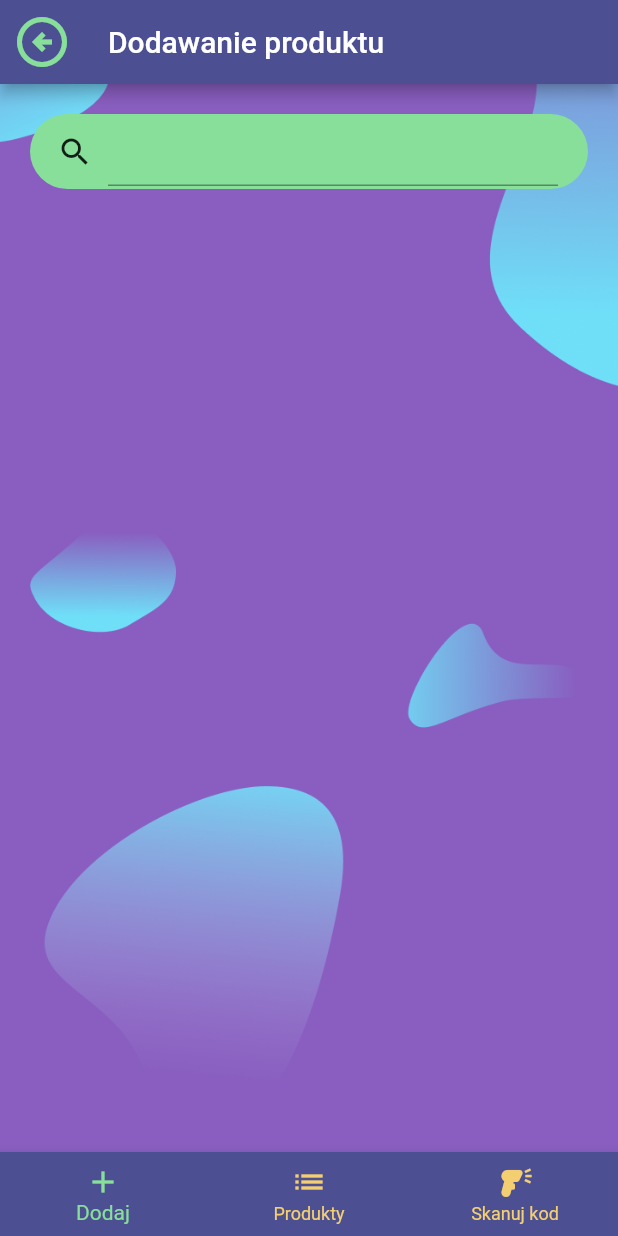
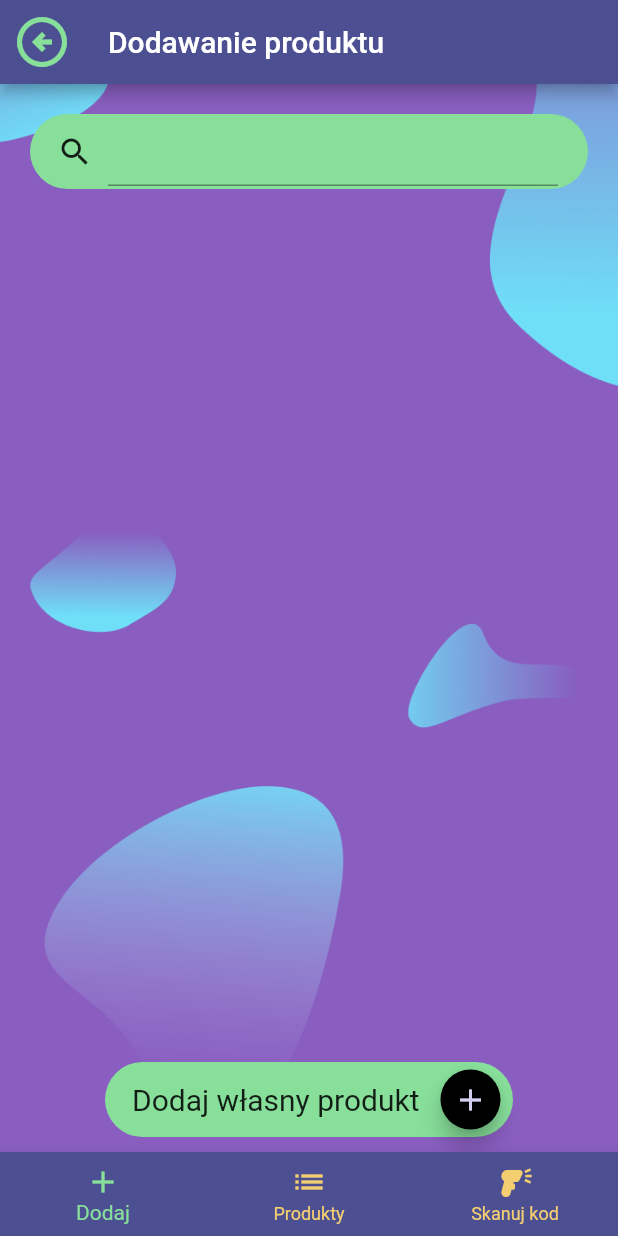
Before and after one commit to Mewelopers/barcode-mobile, a Flutter app: the ProductAddition screen opened directly with empty values, on a phone screen of 412 x 824 dp. Run offline on Flutter 3.47's test engine with Material 2 defaults, Android fonts, the phone set to English and light mode, and no system bars; our stand-ins replace dio, flutter_secure_storage, flutter_svg, get_it, injectable; missing offline and left inert: flutter_appauth, simple_barcode_scanner; accounts and stored records are empty; network calls fail.

Commit message:
ProductAddition from name only
Description

```diff
--- a/lib/screens/product_addition/product_addition.dart
+++ b/lib/screens/product_addition/product_addition.dart
@@ -1,3 +1,5 @@
+import 'dart:ffi';
+
 import 'package:flutter/material.dart';
 
 import '../../common/background.dart';
@@ -24,10 +26,11 @@ class ProductAddition extends StatefulWidget {
 class ProductAdditionState extends State<ProductAddition> {
   List<Product> searchedItems = [];
   final ProductService productDbSearch = getIt<ProductService>();
-  Widget resultList = Container();
+  Widget resultList = Expanded(child: Container());
 
   Future<void> updateSearchedItems(String nameToSearch) async {
     searchedItems = await productDbSearch.getMatchingItems(nameToSearch);
+    if (nameToSearch.isEmpty) searchedItems = [];
     setState(() {
       resultList = Expanded(
           child: ListView.builder(
@@ -58,7 +61,7 @@ class ProductAdditionState extends State<ProductAddition> {
                     top: 20,
                     right: 20,
                     left: 20,
-                    // bottom: 4
+                    bottom: 10
                 ),
                 padding: const EdgeInsets.only(left: 18),
                 decoration: BoxDecoration(
@@ -85,7 +88,44 @@ class ProductAdditionState extends State<ProductAddition> {
                   ],
                 ),
               ),
-              resultList
+              resultList,
+              Container(
+                height: 50,
+                margin: const EdgeInsets.only(
+                    top: 10,
+                    right: 70,
+                    left: 70,
+                    bottom: 10
+                ),
+                padding: const EdgeInsets.only(left: 18),
+                decoration: BoxDecoration(
+                  color: clrNeutral300,
+                  borderRadius: BorderRadius.circular(30),
+                ),
+                child: Row(
+                  children: [
+                    const Text(
+                      'Dodaj własny produkt',
+                      style: TextStyle(
+                        fontSize: 20
+                      ),
+                    ),
+                    Container(
+                      margin: const EdgeInsets.only(
+                        left: 10
+                      ),
+                      child: FloatingActionButton.small(
+                          backgroundColor: Colors.black,
+                          child: const Icon(Icons.add,
+                              color: Color.fromARGB(255, 213, 206, 239)),
+                          onPressed: () {
+                            widget.addNewProduct(null);
+                          }
+                      )
+                    )
+                  ],
+                ),
+              )
             ]
           ),
         ),
--- a/lib/screens/product_addition/searchResultProductTile.dart
+++ b/lib/screens/product_addition/searchResultProductTile.dart
@@ -12,7 +12,11 @@ class SearchResultProductTile extends StatelessWidget{
   @override
   Widget build(BuildContext context){
     return Padding(
-      padding: const EdgeInsets.all(25),
+      padding: const EdgeInsets.only(
+        left: 25,
+        right: 25,
+        bottom: 10
+      ),
       child: Container(
           height: 250,
           decoration: BoxDecoration(
--- a/lib/screens/product_list/product_list.dart
+++ b/lib/screens/product_list/product_list.dart
@@ -67,7 +67,7 @@ class ProductListState extends State<ProductList> {
     setState(() => _isLoading = false);
   }
 
-  void showAddListItemPopup(String barcode) {
+  void showAddListItemPopup(String? barcode) {
     String name = "";
     showDialog(
       context: context,
```
Also changed, not shown: lib/services/product_list_service.dart (+14 -2 lines).
